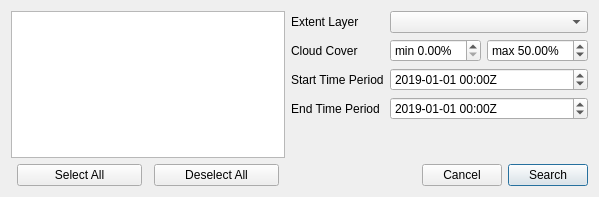
First picture: the form in views/query_dialog.ui, repository kbgg/qgis-stac-browser, before the edit.
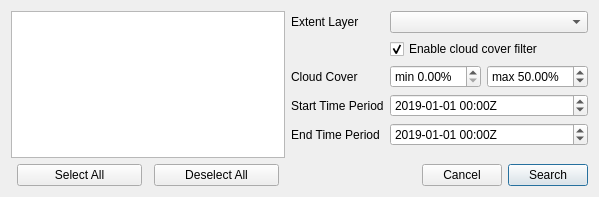
Second picture: the form after the edit. Custom widgets are drawn as their Qt base class.

Commit message: feat: add checkbox to enable/disable filters

What changed in the file:
```diff
--- a/views/query_dialog.ui
+++ b/views/query_dialog.ui
@@ -79,14 +79,14 @@
            </property>
           </widget>
          </item>
-         <item row="1" column="0">
+         <item row="2" column="0">
           <widget class="QLabel" name="label">
            <property name="text">
             <string>Cloud Cover</string>
            </property>
           </widget>
          </item>
-         <item row="1" column="1">
+         <item row="2" column="1">
           <layout class="QHBoxLayout" name="horizontalLayout_5">
            <property name="spacing">
             <number>6</number>
@@ -122,7 +122,7 @@
            </item>
           </layout>
          </item>
-         <item row="2" column="1">
+         <item row="3" column="1">
           <widget class="QDateTimeEdit" name="startPeriod">
            <property name="dateTime">
             <datetime>
@@ -139,14 +139,14 @@
            </property>
           </widget>
          </item>
-         <item row="2" column="0">
+         <item row="3" column="0">
           <widget class="QLabel" name="label_2">
            <property name="text">
             <string>Start Time Period</string>
            </property>
           </widget>
          </item>
-         <item row="3" column="0">
+         <item row="4" column="0">
           <widget class="QLabel" name="label_3">
            <property name="text">
             <string>End Time Period</string>
@@ -156,7 +156,7 @@
            </property>
           </widget>
          </item>
-         <item row="3" column="1">
+         <item row="4" column="1">
           <widget class="QDateTimeEdit" name="endPeriod">
            <property name="dateTime">
             <datetime>
@@ -176,6 +176,16 @@
          <item row="0" column="1">
           <widget class="QgsMapLayerComboBox" name="extentLayer"/>
          </item>
+         <item row="1" column="1">
+          <widget class="QCheckBox" name="enableFiltersCheckBox">
+           <property name="text">
+            <string>Enable cloud cover filter</string>
+           </property>
+           <property name="checked">
+            <bool>true</bool>
+           </property>
+          </widget>
+         </item>
         </layout>
        </item>
        <item>
```
Left out of the diff: 35 changed lines with no effect on the pictures. The commit also changes 1 other file.
